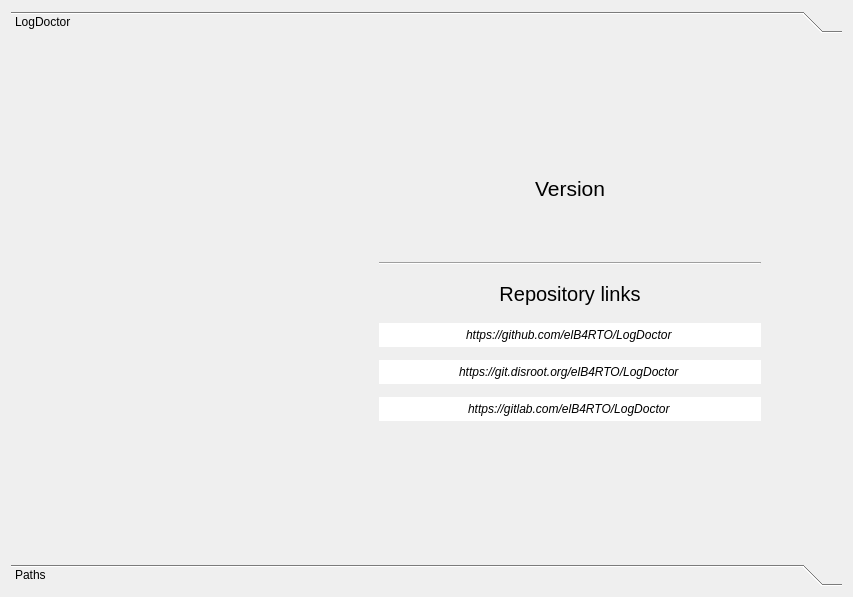
elB4RTO/LogDoctor, file logdoctor/modules/crapinfo/crapinfo.ui: the form before one commit.
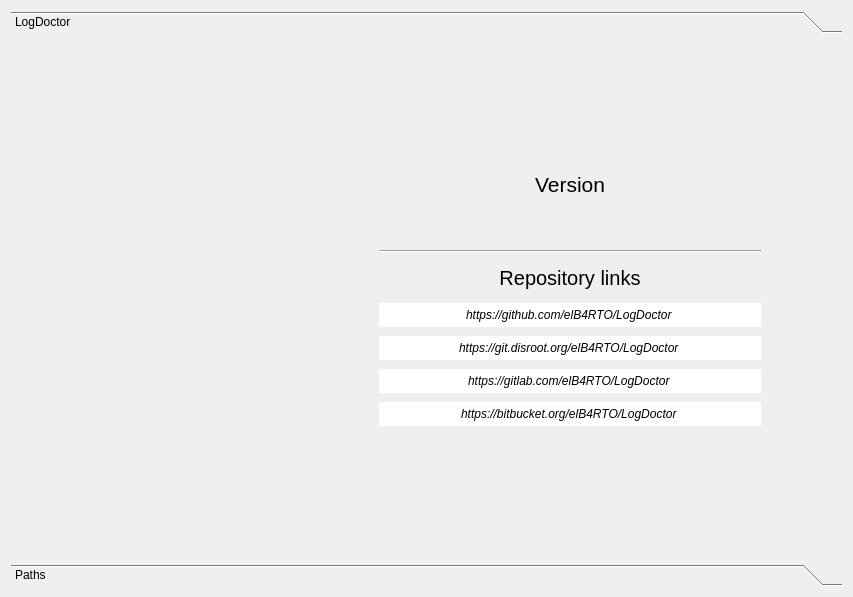
The form after the commit. Icons and pictures are not drawn.

What changed in the file:
```diff
--- a/logdoctor/modules/crapinfo/crapinfo.ui
+++ b/logdoctor/modules/crapinfo/crapinfo.ui
@@ -35,7 +35,7 @@
         <x>0</x>
         <y>0</y>
         <width>835</width>
-        <height>521</height>
+        <height>507</height>
        </rect>
       </property>
       <attribute name="label">
@@ -68,7 +68,7 @@
             <x>0</x>
             <y>0</y>
             <width>835</width>
-            <height>521</height>
+            <height>507</height>
            </rect>
           </property>
           <layout class="QGridLayout" name="gridLayout_2">
@@ -346,6 +346,45 @@
                    </property>
                   </widget>
                  </item>
+                 <item>
+                  <widget class="QLineEdit" name="inLine_Links_Gitlab_2">
+                   <property name="minimumSize">
+                    <size>
+                     <width>0</width>
+                     <height>24</height>
+                    </size>
+                   </property>
+                   <property name="maximumSize">
+                    <size>
+                     <width>16777215</width>
+                     <height>24</height>
+                    </size>
+                   </property>
+                   <property name="font">
+                    <font>
+                     <italic>true</italic>
+                    </font>
+                   </property>
+                   <property name="acceptDrops">
+                    <bool>false</bool>
+                   </property>
+                   <property name="toolTip">
+                    <string notr="true">GitLab</string>
+                   </property>
+                   <property name="text">
+                    <string notr="true">https://bitbucket.org/elB4RTO/LogDoctor</string>
+                   </property>
+                   <property name="frame">
+                    <bool>false</bool>
+                   </property>
+                   <property name="alignment">
+                    <set>Qt::AlignCenter</set>
+                   </property>
+                   <property name="readOnly">
+                    <bool>true</bool>
+                   </property>
+                  </widget>
+                 </item>
                 </layout>
                </widget>
               </item>
```
Left out of the diff: 2 changed lines with no effect on the pictures.
